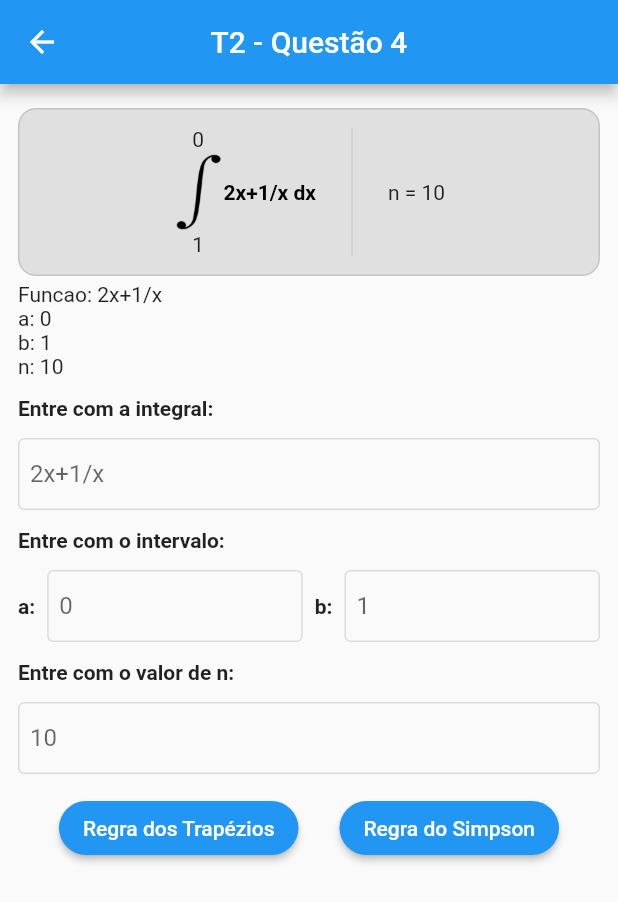
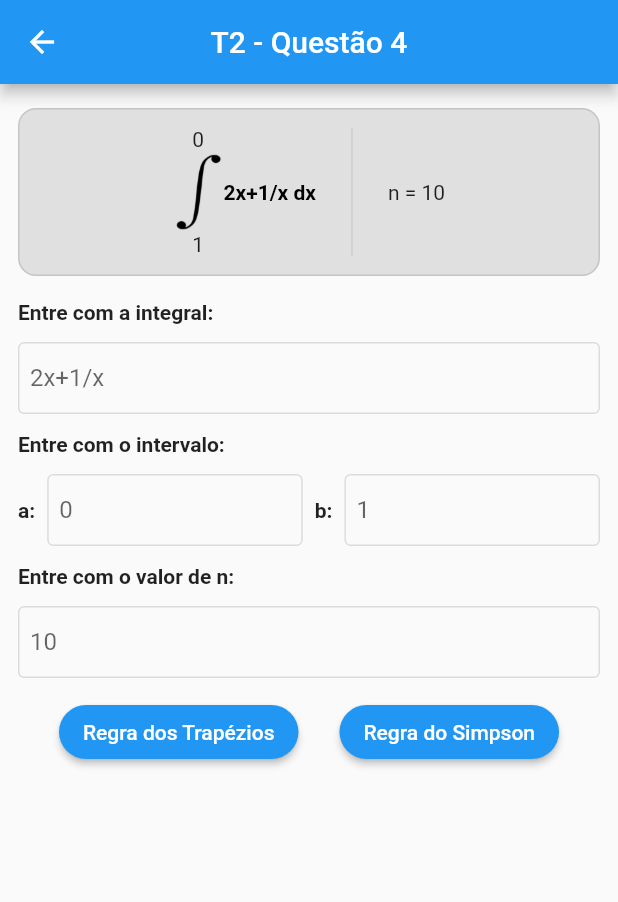
Before and after one commit to RaphaelRat/calculo-numerico, a Flutter app: the Trabalho2 screen opened by its route, on a phone screen of 412 x 824 dp. Shown: the top 902 px of the screen. Run offline on Flutter 3.47's test engine with Material 2 defaults, Android fonts, the phone set to English and light mode, and no system bars; our stand-ins replace get.

Commit message:
remove unnecessary code

```diff
--- a/lib/pages/trabalho_2/trabalho_2.dart
+++ b/lib/pages/trabalho_2/trabalho_2.dart
@@ -70,7 +70,6 @@ class Trabalho2 extends GetView<Trabalho2Controller> {
                             ),
                     ),
                   ),
-                  Obx(() => Text('Funcao: ${controller.funcao.value}\na: ${controller.a.value}\nb: ${controller.b.value}\nn: ${controller.n.value}')),
                   const SizedBox(height: 12),
                   const Text('Entre com a integral:', style: TextStyle(fontWeight: FontWeight.bold)),
                   const SizedBox(height: 12),
```
